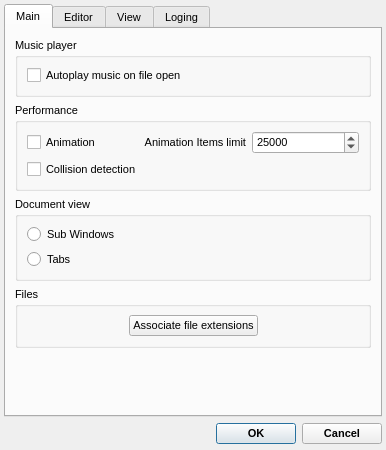
WohlSoft/Moondust-Project, file Editor/main_window/tools/app_settings.ui: the form before one commit.
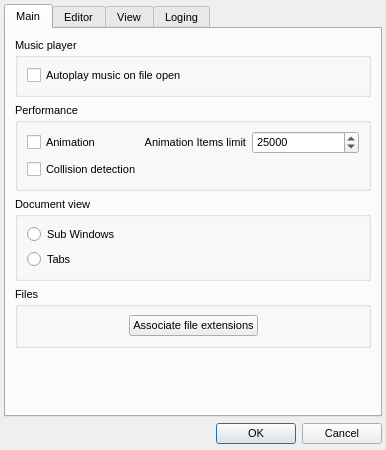
The form after the commit. Icons and pictures are not drawn.

What changed in the file:
```diff
--- a/Editor/main_window/tools/app_settings.ui
+++ b/Editor/main_window/tools/app_settings.ui
@@ -488,6 +488,12 @@
    </item>
    <item row="1" column="0">
     <widget class="QDialogButtonBox" name="buttonBox">
+     <property name="font">
+      <font>
+       <weight>50</weight>
+       <bold>false</bold>
+      </font>
+     </property>
      <property name="orientation">
       <enum>Qt::Horizontal</enum>
      </property>
```
Left out of the diff: 91 changed lines with no effect on the pictures.
